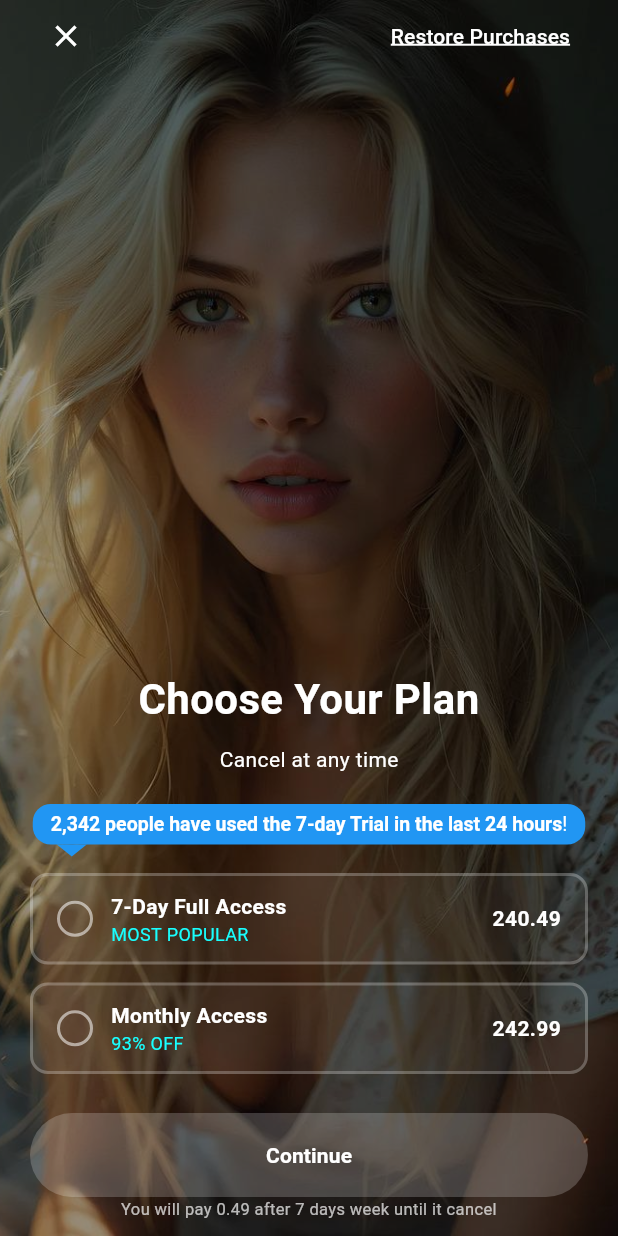
After one commit to gorkemalgan/gui_paywall, a Flutter app: the screen it shows after launch, after a tap on "Plan Screen 2", on a phone screen of 412 x 824 dp. The commit adds this screen. Run offline on Flutter 3.47's test engine with Material 3 defaults, Android fonts, the phone set to English and light mode, and no system bars; our stand-ins replace carousel_slider, flutter_svg; missing offline and left inert: desktop_window; generated files the repository leaves out were written again.

Commit message:
Update iOS project with Pods references and workspace settings, switch Paywall UI to use local asset images, and add new localization strings for trial features.

```diff
--- a/example/lib/main.dart
+++ b/example/lib/main.dart
@@ -156,8 +156,8 @@ class PaywallListScreen extends StatelessWidget {
               const SizedBox(height: 16),
               _buildPaywallButton(
                 context,
-                'Paywall Remini',
-                () => PaywallRemini(paywall: paywallConfig, image: Image.asset('assets/images/woman.jpeg')),
+                'Plan Screen 2',
+                () => PlanScreen2(image: Image.asset('assets/images/woman.jpeg'), paywall: paywallConfig),
               ),
             ],
           ),
--- a/lib/gui_paywall.dart
+++ b/lib/gui_paywall.dart
@@ -11,5 +11,6 @@ export 'src/widgets/widgets.dart';
 export 'src/paywalls/free_trial.dart';
 export 'src/paywalls/paywall_3.dart';
 export 'src/paywalls/paywall_remini.dart';
+export 'src/paywalls/plan_screen_2.dart';
 
 export '../generated/intl/messages.dart' show PaywallLocalizations;
--- a/lib/l10n/intl_en.arb
+++ b/lib/l10n/intl_en.arb
@@ -429,5 +429,38 @@
         "example": "$59.99"
       }
     }
+  },
+  "trialUserCount": "{count} people have used the 7-day Trial in the last",
+  "@trialUserCount": {
+    "description": "Shows how many people used the 7-day trial recently",
+    "placeholders": {
+      "count": {"type": "String", "example": "2,342"}
+    }
+  },
+  "trialUsedInLastHours": "{hours} hours",
+  "@trialUsedInLastHours": {
+    "description": "Shows the time window for recent trial usage",
+    "placeholders": {
+      "hours": {"type": "String", "example": "24"}
+    }
+  },
+  "sevenDayFullAccess": "7-Day Full Access",
+  "@sevenDayFullAccess": {
+    "description": "Title for the 7-day full access plan option"
+  },
+  "mostPopular": "MOST POPULAR",
+  "@mostPopular": {
+    "description": "Label for the most popular plan option"
+  },
+  "monthlyAccess": "Monthly Access",
+  "@monthlyAccess": {
+    "description": "Title for the monthly access plan option"
+  },
+  "priceWithCurrency": " 24{price}",
+  "@priceWithCurrency": {
+    "description": "Displays price with currency symbol",
+    "placeholders": {
+      "price": {"type": "String", "example": "0.49"}
+    }
   }
 }
--- a/lib/src/paywalls/free_trial.dart
+++ b/lib/src/paywalls/free_trial.dart
@@ -6,7 +6,7 @@ import 'package:carousel_slider/carousel_slider.dart';
 
 // Project imports:
 import 'package:gui_paywall/src/extensions.dart';
-import '../../generated/assets.gen.dart';
+// import '../../generated/assets.gen.dart'; // kaldırıldı
 import '../../gui_paywall.dart';
 import '../my_localizations.dart';
 import '../widgets/fitted_text.dart';
@@ -100,7 +100,7 @@ class _PaywallFreeTrialState extends State<PaywallFreeTrial> with PaywallSanityC
     return Scaffold(
       body: Stack(
         children: [
-          Positioned.fill(child: PaywallAssets.freeTrial.background.image(fit: BoxFit.fill)),
+          Positioned.fill(child: Image.asset('assets/free_trial/background.jpg', fit: BoxFit.fill)),
           SingleChildScrollView(
             child: SizedBox(
               height: size.height,
@@ -178,19 +178,19 @@ class _PaywallFreeTrialState extends State<PaywallFreeTrial> with PaywallSanityC
             textAlign: TextAlign.start,
           ),
           SizedBox(height: MediaQuery.of(context).size.height * 0.01),
-          premiumPropertyListTile(image: PaywallAssets.freeTrial.premiumDownloadIcon.image(), title: context.localizations.unlimitedDownload),
+          premiumPropertyListTile(image: Image.asset('assets/free_trial/premium_download_icon.png'), title: context.localizations.unlimitedDownload),
           AnimatedContainer(
             duration: Duration(milliseconds: _animationDurationMs),
             curve: Curves.ease,
             height: !activatePremiumList ? 0 : MediaQuery.of(context).size.height * 0.025,
           ),
-          premiumPropertyListTile(image: PaywallAssets.freeTrial.premiumHdIcon.image(), title: context.localizations.hdQuality),
+          premiumPropertyListTile(image: Image.asset('assets/free_trial/premium_hd_icon.png'), title: context.localizations.hdQuality),
           AnimatedContainer(
             duration: Duration(milliseconds: _animationDurationMs),
             curve: Curves.ease,
             height: !activatePremiumList ? 0 : MediaQuery.of(context).size.height * 0.025,
           ),
-          premiumPropertyListTile(image: PaywallAssets.freeTrial.premiumNoAddsIcon.image(), title: context.localizations.adFree),
+          premiumPropertyListTile(image: Image.asset('assets/free_trial/premium_no_adds_icon.png'), title: context.localizations.adFree),
         ],
       ),
     ),
@@ -218,7 +218,7 @@ class _PaywallFreeTrialState extends State<PaywallFreeTrial> with PaywallSanityC
             height: MediaQuery.of(context).size.height * 0.06,
             width: MediaQuery.of(context).size.width * 0.3,
             decoration: BoxDecoration(
-              image: DecorationImage(image: PaywallAssets.freeTrial.aotd.provider(), fit: BoxFit.contain),
+              image: DecorationImage(image: AssetImage('assets/free_trial/AOTD.png'), fit: BoxFit.contain),
             ),
           ),
           Row(
@@ -226,7 +226,7 @@ class _PaywallFreeTrialState extends State<PaywallFreeTrial> with PaywallSanityC
             children: [
               Container(
                 decoration: BoxDecoration(
-                  image: DecorationImage(image: PaywallAssets.freeTrial.rating.provider(), fit: BoxFit.cover),
+                  image: DecorationImage(image: AssetImage('assets/free_trial/rating.png'), fit: BoxFit.cover),
                 ),
                 height: MediaQuery.of(context).size.height * 0.016,
                 width: MediaQuery.of(context).size.width * 0.2,
@@ -439,25 +439,25 @@ class _PaywallFreeTrialState extends State<PaywallFreeTrial> with PaywallSanityC
     children: [
       verticalPadding(),
       getPropertyListTile(
-        PaywallAssets.freeTrial.propertyCheckIcon.image(),
+        Image.asset('assets/free_trial/property_check_icon.png'),
         context.localizations.freeTrialProperty1Big,
         context.localizations.freeTrialProperty1Small,
         0,
       ),
       getPropertyListTile(
-        PaywallAssets.freeTrial.propertyLockIcon.image(),
+        Image.asset('assets/free_trial/property_lock_icon.png'),
         context.localizations.freeTrialProperty2Big,
         context.localizations.freeTrialProperty2Small,
         1,
       ),
       getPropertyListTile(
-        PaywallAssets.freeTrial.propertyNotificationIcon.image(),
+        Image.asset('assets/free_trial/property_notification_icon.png'),
         context.localizations.freeTrialProperty3Big,
         context.localizations.freeTrialProperty3Small,
         2,
       ),
       getPropertyListTile(
-        PaywallAssets.freeTrial.propertyPremiumIcon.image(),
+        Image.asset('assets/free_trial/property_premium_icon.png'),
         context.localizations.freeTrialProperty4Big,
         context.localizations.freeTrialProperty4Small,
         3,
--- /dev/null
+++ b/lib/src/paywalls/plan_screen_2.dart
@@ -0,0 +1,242 @@
+import 'package:flutter/material.dart';
+import '../base/paywall_base.dart';
+import '../models/paywall_config.dart';
+import '../extensions.dart';
+
+class PlanScreen2 extends PaywallBase {
+  final Image image;
+  const PlanScreen2({required this.image, Key? key, required PaywallConfig paywall}) : super(paywall, key: key);
+
+  @override
+  PaywallConfig validateConfiguration() => paywall;
+
+  @override
+  State<PlanScreen2> createState() => _PlanScreen2State();
+}
+
+class _PlanScreen2State extends State<PlanScreen2> with PaywallSanityCheck<PlanScreen2> {
+  String? selectedPlan;
+
+  @override
+  Widget build(BuildContext context) {
+    final Widget backgroundImage = Image(image: widget.image.image, fit: BoxFit.cover, width: double.infinity, height: double.infinity);
+
+    return Scaffold(
+      body: Stack(
+        children: [
+          Positioned.fill(child: backgroundImage),
+          Positioned.fill(child: Container(color: Colors.black.withOpacity(0.4))),
+          SafeArea(
+            child: Padding(
+              padding: const EdgeInsets.symmetric(horizontal: 20),
+              child: Column(
+                children: [
+                  Row(
+                    mainAxisAlignment: MainAxisAlignment.spaceBetween,
+                    children: [
+                      IconButton(
+                        icon: const Icon(Icons.close, color: Colors.white),
+                        onPressed: () => Navigator.of(context).pop(),
+                      ),
+                      TextButton(
+                        onPressed: () {
+                          // Restore purchase action
+                        },
+                        child: Text(
+                          context.localizations.restorePurchases,
+                          style: const TextStyle(
+                            color: Colors.white,
+                            decoration: TextDecoration.underline,
+                            decorationColor: Colors.white,
+                            decorationThickness: 2,
+                          ),
+                        ),
+                      ),
+                    ],
+                  ),
+                  const SizedBox(height: 60),
+                  const Spacer(),
+
+                  /// Title and subtitle
+                  Text(
+                    context.localizations.chooseYourPlan,
+                    textAlign: TextAlign.center,
+                    style: const TextStyle(color: Colors.white, fontSize: 28, fontWeight: FontWeight.bold),
+                  ),
+                  const SizedBox(height: 10),
+                  Text(context.localizations.cancelAtAnyTime, style: const TextStyle(color: Colors.white)),
+                  const SizedBox(height: 20),
+                  Column(
+                    mainAxisSize: MainAxisSize.min,
+                    crossAxisAlignment: CrossAxisAlignment.start,
+                    children: [
+                      Container(
+                        padding: const EdgeInsets.symmetric(vertical: 6, horizontal: 12),
+                        decoration: BoxDecoration(color: Colors.blue, borderRadius: BorderRadius.circular(12)),
+                        child: RichText(
+                          text: TextSpan(
+                            style: const TextStyle(color: Colors.white, fontSize: 13),
+                            children: [
+                              TextSpan(
+                                text: context.localizations.trialUserCount('2,342'),
+                                style: const TextStyle(fontWeight: FontWeight.bold),
+                              ),
+                              TextSpan(text: ' '),
+                              TextSpan(
+                                text: context.localizations.trialUsedInLastHours('24'),
+                                style: const TextStyle(fontWeight: FontWeight.bold),
+                              ),
+                              TextSpan(text: '!'),
+                            ],
+                          ),
+                        ),
+                      ),
+                      const SizedBox(height: 0),
+                      Padding(
+                        padding: const EdgeInsets.only(left: 16.0),
+                        child: CustomPaint(
+                          size: const Size(20, 8),
+                          painter: _DownArrowPainter(color: Colors.blue),
+                        ),
+                      ),
+                    ],
+                  ),
+                  const SizedBox(height: 5),
+                  buildOptionTile(
+                    title: context.localizations.sevenDayFullAccess,
+                    subtitle: context.localizations.mostPopular,
+                    price: context.localizations.priceWithCurrency('0.49'),
+                    value: '7-day',
+                  ),
+                  buildOptionTile(
+                    title: context.localizations.monthlyAccess,
+                    subtitle: context.localizations.percentOff(93),
+                    price: context.localizations.priceWithCurrency('2.99'),
+                    value: 'monthly',
+                  ),
+                  const SizedBox(height: 20),
+                  AnimatedContainer(
+                    duration: const Duration(milliseconds: 300),
+                    curve: Curves.ease,
+                    width: double.infinity,
+                    decoration: BoxDecoration(
+                      color: selectedPlan == null ? Colors.white.withOpacity(0.2) : Colors.cyanAccent,
+                      borderRadius: BorderRadius.circular(40),
+                      border: Border.all(color: selectedPlan == null ? Colors.transparent : Colors.cyanAccent, width: 2),
+                    ),
+                    child: ElevatedButton(
+                      onPressed: () {
+                        if (selectedPlan != null) {}
+                      },
+                      style: ElevatedButton.styleFrom(
+                        backgroundColor: Colors.transparent,
+                        foregroundColor: selectedPlan == null ? Colors.white : Colors.black,
+                        shadowColor: Colors.transparent,
+                        elevation: 0,
+                        shape: const StadiumBorder(),
+                        padding: const EdgeInsets.symmetric(vertical: 16),
+                        side: BorderSide.none,
+                      ),
+                      child: Text(context.localizations.continueBtn, style: const TextStyle(fontWeight: FontWeight.bold)),
+                    ),
+                  ),
+
+                  /// Disclaimer text
+                  Text(
+                    context.localizations.chargingInfoFreeTrial('0.49', '7', 'week'),
+                    textAlign: TextAlign.center,
+                    style: const TextStyle(color: Colors.white70, fontSize: 11),
+                  ),
+                  const SizedBox(height: 10),
+                ],
+              ),
+            ),
+          ),
+        ],
+      ),
+    );
+  }
+
+  Widget buildOptionTile({required String title, required String subtitle, required String price, required String value}) {
+    bool isSelected = selectedPlan == value;
+    return GestureDetector(
+      onTap: () {
+        setState(() {
+          if (isSelected) {
+            selectedPlan = null;
+          } else {
+            selectedPlan = value;
+          }
+        });
+      },
+      child: Container(
+        margin: const EdgeInsets.symmetric(vertical: 6),
+        padding: const EdgeInsets.symmetric(horizontal: 16, vertical: 10),
+        decoration: BoxDecoration(
+          border: Border.all(color: isSelected ? Colors.cyanAccent : Colors.white24, width: 2),
+          borderRadius: BorderRadius.circular(12),
+          color: Colors.white.withOpacity(0.05),
+        ),
+        child: Row(
+          mainAxisAlignment: MainAxisAlignment.spaceBetween,
+          children: [
+            Container(
+              width: 24,
+              height: 24,
+              decoration: BoxDecoration(
+                shape: BoxShape.circle,
+                border: Border.all(color: isSelected ? Colors.cyanAccent : Colors.white54, width: 2),
+                color: Colors.transparent,
+              ),
+              child: isSelected
+                  ? Center(
+                      child: Container(
+                        width: 12,
+                        height: 12,
+                        decoration: const BoxDecoration(shape: BoxShape.circle, color: Colors.cyanAccent),
+                      ),
+                    )
+                  : null,
+            ),
+            const SizedBox(width: 12),
+            Expanded(
+              child: Column(
+                crossAxisAlignment: CrossAxisAlignment.start,
+                children: [
+                  Text(
+                    title,
+                    style: const TextStyle(color: Colors.white, fontWeight: FontWeight.bold),
+                  ),
+                  Text(subtitle, style: const TextStyle(color: Colors.cyanAccent, fontSize: 12)),
+                ],
+              ),
+            ),
+            Text(
+              price,
+              style: const TextStyle(color: Colors.white, fontWeight: FontWeight.bold),
+            ),
+          ],
+        ),
+      ),
+    );
+  }
+}
+
+class _DownArrowPainter extends CustomPainter {
+  final Color color;
+  _DownArrowPainter({required this.color});
+
+  @override
+  void paint(Canvas canvas, Size size) {
+    final paint = Paint()..color = color;
+    final path = Path()
+      ..moveTo(0, 0)
+      ..lineTo(size.width / 2, size.height)
+      ..lineTo(size.width, 0)
+      ..close();
+    canvas.drawPath(path, paint);
+  }
+
+  @override
+  bool shouldRepaint(covariant CustomPainter oldDelegate) => false;
+}
```
Also changed, not shown: 3 other files.
